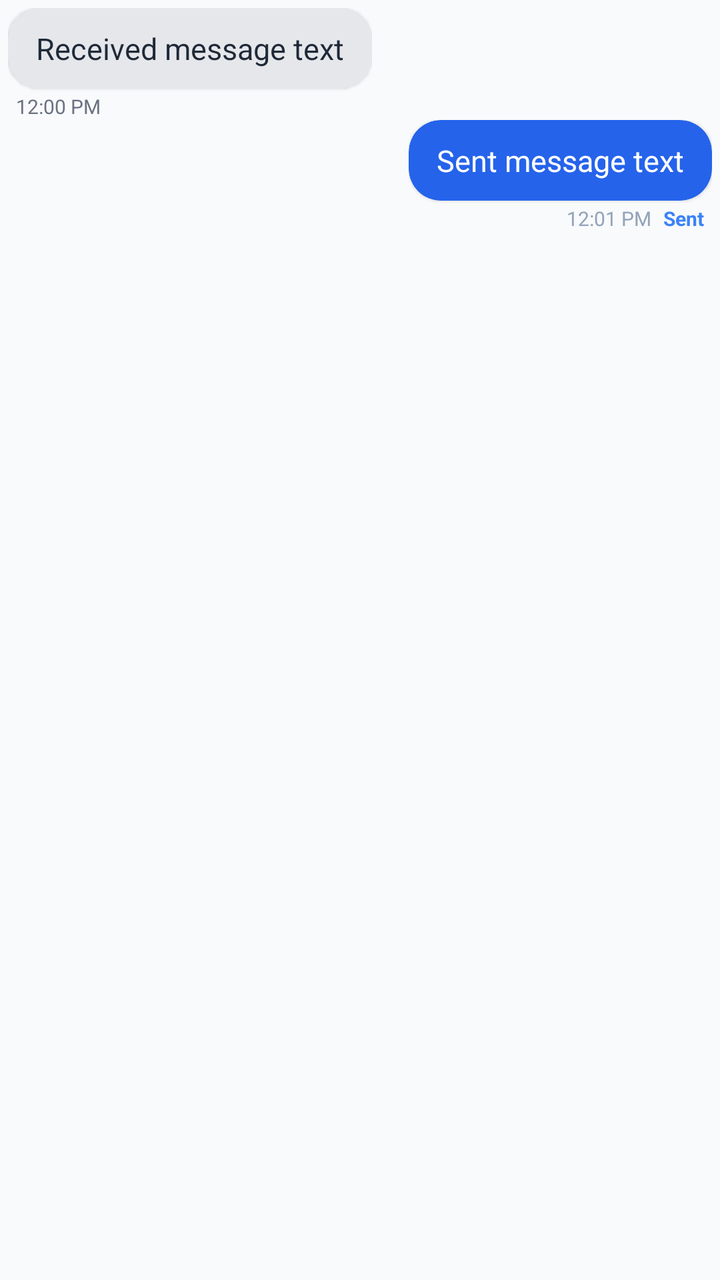
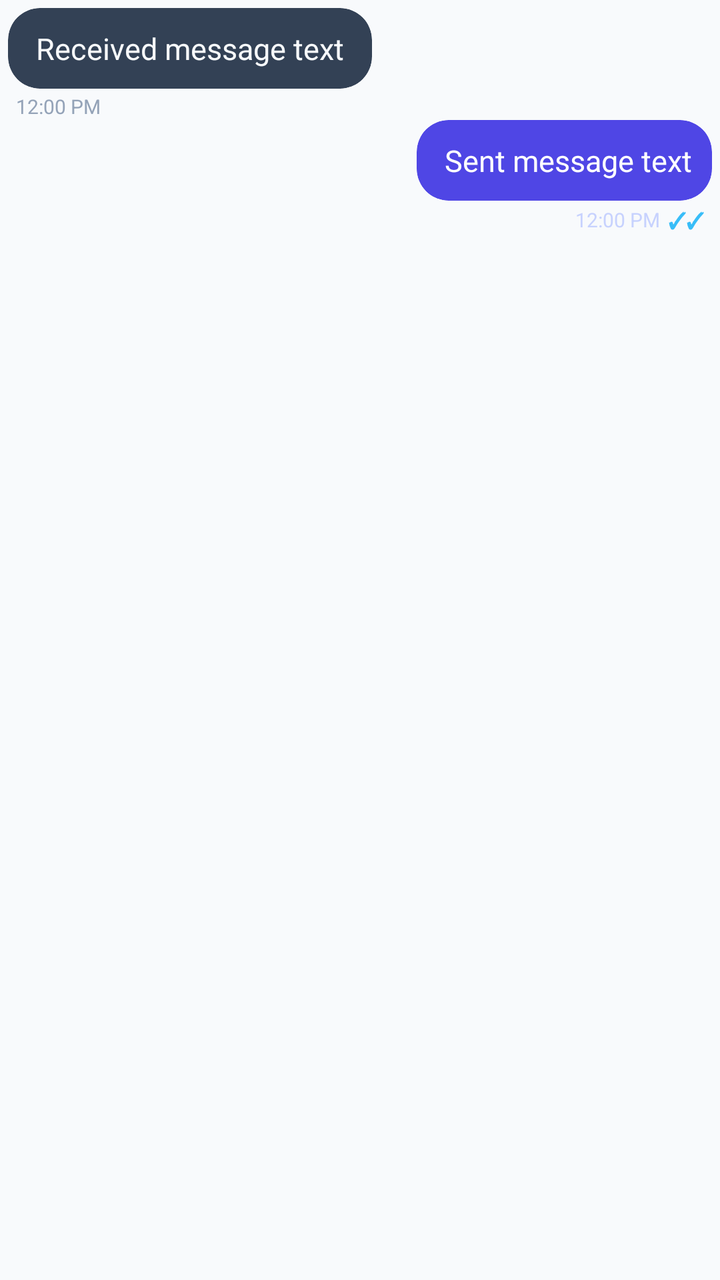

Screens rendered from an Android XML layout before and after an edit, with the pre-edit source and the edit as a unified diff.
<!-- AndroidManifest.xml: application theme Theme.SpeechAssistant -->
<!-- res/layout/item_caregiver_chat.xml -->
<?xml version="1.0" encoding="utf-8"?>
<LinearLayout xmlns:android="http://schemas.android.com/apk/res/android"
    xmlns:app="http://schemas.android.com/apk/res-auto"
    android:layout_width="match_parent"
    android:layout_height="wrap_content"
    android:orientation="vertical"
    android:padding="4dp">

    
    <LinearLayout
        android:id="@+id/layoutDateHeader"
        android:layout_width="match_parent"
        android:layout_height="wrap_content"
        android:gravity="center"
        android:orientation="horizontal"
        android:paddingTop="6dp"
        android:paddingBottom="6dp"
        android:visibility="gone">

        <TextView
            android:id="@+id/txtDateHeader"
            android:layout_width="wrap_content"
            android:layout_height="wrap_content"
            android:text="─── Today ───"
            android:textColor="#64748B"
            android:textSize="12sp"
            android:textStyle="bold"
            android:gravity="center" />
    </LinearLayout>

    
    <LinearLayout
        android:id="@+id/layoutLeft"
        android:layout_width="wrap_content"
        android:layout_height="wrap_content"
        android:layout_gravity="start"
        android:layout_marginEnd="64dp"
        android:orientation="vertical">

        <com.google.android.material.card.MaterialCardView
            android:id="@+id/cardLeftBubble"
            android:layout_width="wrap_content"
            android:layout_height="wrap_content"
            app:cardCornerRadius="16dp"
            app:cardElevation="1dp"
            app:cardBackgroundColor="#E5E7EB"
            app:strokeWidth="0dp">

            <LinearLayout
                android:layout_width="wrap_content"
                android:layout_height="wrap_content"
                android:orientation="vertical"
                android:paddingStart="14dp"
                android:paddingEnd="14dp"
                android:paddingTop="10dp"
                android:paddingBottom="10dp">

                <TextView
                    android:id="@+id/txtLeftMessage"
                    android:layout_width="wrap_content"
                    android:layout_height="wrap_content"
                    android:text="Received message text"
                    android:textColor="#1F2937"
                    android:textSize="15sp" />

            </LinearLayout>
        </com.google.android.material.card.MaterialCardView>

        <TextView
            android:id="@+id/txtLeftTime"
            android:layout_width="wrap_content"
            android:layout_height="wrap_content"
            android:layout_marginStart="4dp"
            android:layout_marginTop="2dp"
            android:text="12:00 PM"
            android:textColor="#6B7280"
            android:textSize="10sp" />
    </LinearLayout>

    
    <LinearLayout
        android:id="@+id/layoutRight"
        android:layout_width="wrap_content"
        android:layout_height="wrap_content"
        android:layout_gravity="end"
        android:layout_marginStart="64dp"
        android:orientation="vertical">

        <com.google.android.material.card.MaterialCardView
            android:id="@+id/cardRightBubble"
            android:layout_width="wrap_content"
            android:layout_height="wrap_content"
            app:cardCornerRadius="16dp"
            app:cardElevation="1dp"
            app:cardBackgroundColor="#2563EB"
            app:strokeWidth="0dp">

            <LinearLayout
                android:layout_width="wrap_content"
                android:layout_height="wrap_content"
                android:orientation="vertical"
                android:paddingStart="14dp"
                android:paddingEnd="14dp"
                android:paddingTop="10dp"
                android:paddingBottom="10dp">

                <TextView
                    android:id="@+id/txtRightMessage"
                    android:layout_width="wrap_content"
                    android:layout_height="wrap_content"
                    android:text="Sent message text"
                    android:textColor="#FFFFFF"
                    android:textSize="15sp" />

            </LinearLayout>
        </com.google.android.material.card.MaterialCardView>

        <LinearLayout
            android:layout_width="wrap_content"
            android:layout_height="wrap_content"
            android:layout_gravity="end"
            android:layout_marginEnd="4dp"
            android:layout_marginTop="2dp"
            android:gravity="center_vertical"
            android:orientation="horizontal">

            <TextView
                android:id="@+id/txtRightTime"
                android:layout_width="wrap_content"
                android:layout_height="wrap_content"
                android:text="12:01 PM"
                android:textColor="#94A3B8"
                android:textSize="10sp" />

            <TextView
                android:id="@+id/txtRightStatus"
                android:layout_width="wrap_content"
                android:layout_height="wrap_content"
                android:layout_marginStart="6dp"
                android:text="Sent"
                android:textColor="#3B82F6"
                android:textSize="10sp"
                android:textStyle="bold" />

            <ImageView
                android:id="@+id/btnDeleteRightMessage"
                android:layout_width="16dp"
                android:layout_height="16dp"
                android:layout_marginStart="8dp"
                android:background="?attr/selectableItemBackgroundBorderless"
                android:contentDescription="Delete message"
                android:padding="1dp"
                android:scaleType="fitCenter"
                android:src="@drawable/ic_delete"
                android:visibility="gone" />
        </LinearLayout>
    </LinearLayout>

</LinearLayout>
<!-- resources referenced by this layout -->
<resources>
  <!-- drawable ic_delete (drawable) -->
  <vector xmlns:android="http://schemas.android.com/apk/res/android"
      android:width="24dp"
      android:height="24dp"
      android:viewportWidth="24"
      android:viewportHeight="24">
      <path
          android:fillColor="#94A3B8"
          android:pathData="M6,19c0,1.1 0.9,2 2,2h8c1.1,0 2,-0.9 2,-2V7H6v12zM19,4h-3.5l-1,-1h-5l-1,1H5v2h14V4z"/>
  </vector>
  <style name="Theme.SpeechAssistant" parent="Theme.MaterialComponents.DayNight.NoActionBar">
          
          <item name="colorPrimary">@color/primary</item>
          <item name="colorPrimaryVariant">@color/primary_dark</item>
          <item name="colorOnPrimary">@android:color/white</item>
          
          <item name="colorSecondary">@color/accent</item>
          <item name="colorSecondaryVariant">@color/accent</item>
          <item name="colorOnSecondary">@android:color/black</item>
          
          <item name="android:statusBarColor">?attr/colorPrimaryVariant</item>
          
          <item name="android:windowBackground">@color/background</item>
      </style>
  <color name="primary">#4F46E5</color>
  <color name="primary_dark">#3730A3</color>
  <color name="accent">#0D9488</color>
  <color name="background">#F8FAFC</color>
</resources>

<!-- the commit's change to res/layout/item_caregiver_chat.xml (unified diff, before → after) -->
@@ -22,8 +22,8 @@
             android:layout_width="wrap_content"
             android:layout_height="wrap_content"
             android:text="─── Today ───"
-            android:textColor="#64748B"
-            android:textSize="12sp"
+            android:textColor="@color/caregiver_text_muted"
+            android:textSize="11sp"
             android:textStyle="bold"
             android:gravity="center" />
     </LinearLayout>
@@ -42,8 +42,8 @@
             android:layout_width="wrap_content"
             android:layout_height="wrap_content"
             app:cardCornerRadius="16dp"
-            app:cardElevation="1dp"
-            app:cardBackgroundColor="#E5E7EB"
+            app:cardElevation="0dp"
+            app:cardBackgroundColor="@color/caregiver_chat_left_bubble"
             app:strokeWidth="0dp">
 
             <LinearLayout
@@ -60,7 +60,7 @@
                     android:layout_width="wrap_content"
                     android:layout_height="wrap_content"
                     android:text="Received message text"
-                    android:textColor="#1F2937"
+                    android:textColor="@color/caregiver_text_primary"
                     android:textSize="15sp" />
 
             </LinearLayout>
@@ -73,7 +73,7 @@
             android:layout_marginStart="4dp"
             android:layout_marginTop="2dp"
             android:text="12:00 PM"
-            android:textColor="#6B7280"
+            android:textColor="@color/caregiver_text_secondary"
             android:textSize="10sp" />
     </LinearLayout>
 
@@ -91,26 +91,41 @@
             android:layout_width="wrap_content"
             android:layout_height="wrap_content"
             app:cardCornerRadius="16dp"
-            app:cardElevation="1dp"
-            app:cardBackgroundColor="#2563EB"
+            app:cardElevation="0dp"
+            app:cardBackgroundColor="@color/caregiver_chat_right_bubble"
             app:strokeWidth="0dp">
 
             <LinearLayout
                 android:layout_width="wrap_content"
                 android:layout_height="wrap_content"
-                android:orientation="vertical"
+                android:orientation="horizontal"
+                android:gravity="center_vertical"
                 android:paddingStart="14dp"
-                android:paddingEnd="14dp"
+                android:paddingEnd="10dp"
                 android:paddingTop="10dp"
                 android:paddingBottom="10dp">
 
                 <TextView
                     android:id="@+id/txtRightMessage"
-                    android:layout_width="wrap_content"
+                    android:layout_width="0dp"
                     android:layout_height="wrap_content"
+                    android:layout_weight="1"
                     android:text="Sent message text"
                     android:textColor="#FFFFFF"
                     android:textSize="15sp" />
+
+                
+                <ImageView
+                    android:id="@+id/btnDeleteRightMessage"
+                    android:layout_width="20dp"
+                    android:layout_height="20dp"
+                    android:layout_marginStart="8dp"
+                    android:background="?attr/selectableItemBackgroundBorderless"
+                    android:contentDescription="Delete message"
+                    android:padding="2dp"
+                    android:src="@drawable/ic_delete"
+                    android:visibility="gone"
+                    app:tint="#FCA5A5" />
 
             </LinearLayout>
         </com.google.android.material.card.MaterialCardView>
@@ -121,38 +136,26 @@
             android:layout_gravity="end"
             android:layout_marginEnd="4dp"
             android:layout_marginTop="2dp"
-            android:gravity="center_vertical"
-            android:orientation="horizontal">
+            android:orientation="horizontal"
+            android:gravity="center_vertical">
 
             <TextView
                 android:id="@+id/txtRightTime"
                 android:layout_width="wrap_content"
                 android:layout_height="wrap_content"
-                android:text="12:01 PM"
-                android:textColor="#94A3B8"
+                android:text="12:00 PM"
+                android:textColor="@color/caregiver_accent_light"
                 android:textSize="10sp" />
 
             <TextView
                 android:id="@+id/txtRightStatus"
                 android:layout_width="wrap_content"
                 android:layout_height="wrap_content"
-                android:layout_marginStart="6dp"
-                android:text="Sent"
-                android:textColor="#3B82F6"
-                android:textSize="10sp"
+                android:layout_marginStart="4dp"
+                android:text="✓✓"
+                android:textColor="@color/caregiver_info"
+                android:textSize="11sp"
                 android:textStyle="bold" />
-
-            <ImageView
-                android:id="@+id/btnDeleteRightMessage"
-                android:layout_width="16dp"
-                android:layout_height="16dp"
-                android:layout_marginStart="8dp"
-                android:background="?attr/selectableItemBackgroundBorderless"
-                android:contentDescription="Delete message"
-                android:padding="1dp"
-                android:scaleType="fitCenter"
-                android:src="@drawable/ic_delete"
-                android:visibility="gone" />
         </LinearLayout>
     </LinearLayout>
 
<!-- resource entries referenced after the edit -->
@@ -1,5 +1,12 @@
 <!-- resources referenced by this layout -->
 <resources>
+  <color name="caregiver_accent_light">#C7D2FE</color>
+  <color name="caregiver_chat_left_bubble">#334155</color>
+  <color name="caregiver_chat_right_bubble">#4F46E5</color>
+  <color name="caregiver_info">#38BDF8</color>
+  <color name="caregiver_text_muted">#64748B</color>
+  <color name="caregiver_text_primary">#F8FAFC</color>
+  <color name="caregiver_text_secondary">#94A3B8</color>
   <!-- drawable ic_delete (drawable) -->
   <vector xmlns:android="http://schemas.android.com/apk/res/android"
       android:width="24dp"
